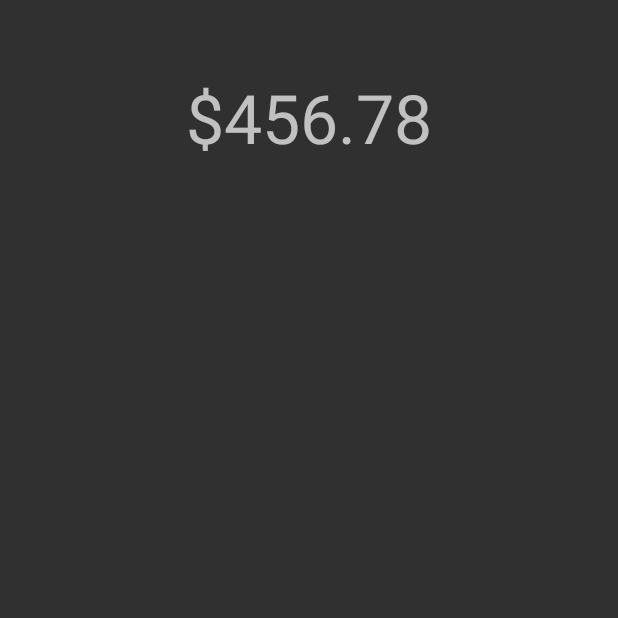
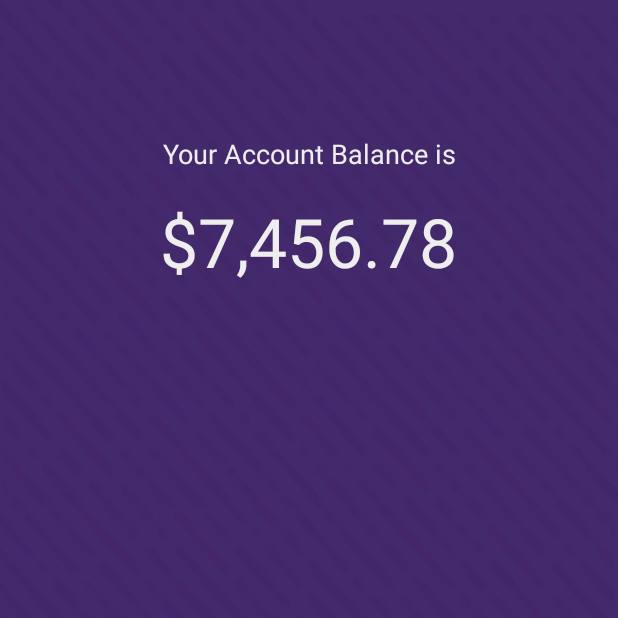
Before and after one commit to maxyeo/DankBank, an Android app: the screen it shows after launch (MainActivity), on a phone screen of 412 x 824 dp, the top half of it. Run offline under Robolectric (Android 15) with nearby library versions, the phone set to English and light mode, and no system bars.

Commit message:
added background image, and launcher icon

```diff
--- a/app/src/main/AndroidManifest.xml
+++ b/app/src/main/AndroidManifest.xml
@@ -4,11 +4,13 @@
 
     <application
         android:allowBackup="true"
-        android:icon="@mipmap/ic_launcher"
+        android:icon="@mipmap/pig"
         android:label="@string/app_name"
         android:supportsRtl="true"
-        android:theme="@style/Theme.AppCompat.NoActionBar">
-        <activity android:name=".MainActivity">
+        android:theme="@style/AppTheme">
+        <activity android:name=".MainActivity"
+            android:theme="@android:style/Theme.NoTitleBar">
+            >
             <intent-filter>
                 <action android:name="android.intent.action.MAIN" />
 
--- a/app/src/main/java/com/maxwellyeo/dankbank/MainActivity.java
+++ b/app/src/main/java/com/maxwellyeo/dankbank/MainActivity.java
@@ -1,9 +1,9 @@
 package com.maxwellyeo.dankbank;
 
-import android.support.v7.app.AppCompatActivity;
+import android.app.Activity;
 import android.os.Bundle;
 
-public class MainActivity extends AppCompatActivity {
+public class MainActivity extends Activity {
 
     @Override
     protected void onCreate(Bundle savedInstanceState) {
--- a/app/src/main/res/layout/activity_main.xml
+++ b/app/src/main/res/layout/activity_main.xml
@@ -3,20 +3,39 @@
     xmlns:tools="http://schemas.android.com/tools"
     android:layout_width="match_parent"
     android:layout_height="match_parent"
-    android:paddingBottom="@dimen/activity_vertical_margin"
-    android:paddingLeft="@dimen/activity_horizontal_margin"
-    android:paddingRight="@dimen/activity_horizontal_margin"
-    android:paddingTop="@dimen/activity_vertical_margin"
+    android:background="@drawable/bg"
     tools:context="com.maxwellyeo.dankbank.MainActivity">
 
-    <TextView
-        android:layout_width="wrap_content"
-        android:layout_height="wrap_content"
-        android:text="$456.78"
-        android:id="@+id/textView"
-        android:textSize="45dp"
+
+    <LinearLayout
+        android:orientation="vertical"
+        android:layout_width="match_parent"
+        android:layout_height="match_parent"
         android:layout_alignParentTop="true"
-        android:layout_centerHorizontal="true"
-        android:layout_marginTop="32dp" />
+        android:layout_alignParentRight="true"
+        android:layout_alignParentEnd="true">
+        <TextView
+            android:layout_width="wrap_content"
+            android:layout_height="wrap_content"
+            android:text="@string/account_brief"
+            android:id="@+id/account_brief"
+            android:gravity="center"
+            android:textSize="18dp"
+            android:textColor="@color/grey"
+            android:layout_centerHorizontal="true"
+            android:layout_marginTop="90dp"
+            android:layout_gravity="center_horizontal" />
+        <TextView
+            android:layout_width="wrap_content"
+            android:layout_height="wrap_content"
+            android:text="$7,456.78"
+            android:id="@+id/textView"
+            android:textSize="45dp"
+            android:textColor="@color/grey"
+            android:layout_centerHorizontal="true"
+            android:layout_marginTop="16dp"
+            android:layout_gravity="center_horizontal" />
+
+    </LinearLayout>
 
 </RelativeLayout>
--- a/app/src/main/res/values/colors.xml
+++ b/app/src/main/res/values/colors.xml
@@ -1,6 +1,9 @@
 <?xml version="1.0" encoding="utf-8"?>
 <resources>
-    <color name="colorPrimary">#3F51B5</color>
-    <color name="colorPrimaryDark">#303F9F</color>
+    <color name="colorPrimary">#674b94</color>
+    <color name="colorPrimaryDark">#432A6C</color>
     <color name="colorAccent">#FF4081</color>
+
+    <color name="grey">#EEEEEE</color>
+
 </resources>
--- a/app/src/main/res/values/strings.xml
+++ b/app/src/main/res/values/strings.xml
@@ -1,3 +1,5 @@
 <resources>
     <string name="app_name">Dank Bank</string>
+
+    <string name="account_brief">Your Account Balance is</string>
 </resources>
```
Also changed, not shown: app/src/main/res/drawable-hdpi/bg.jpg (added), app/src/main/res/drawable-hdpi/icon.png (added), app/src/main/res/drawable/bg.jpg (added), app/src/main/res/drawable/icon.png (added), app/src/main/res/mipmap-hdpi/pig.png (added), app/src/main/res/mipmap-mdpi/pig.png (added), app/src/main/res/mipmap-xhdpi/pig.png (added), app/src/main/res/mipmap-xxhdpi/pig.png (added), app/src/main/res/mipmap-xxxhdpi/pig.png (added).
